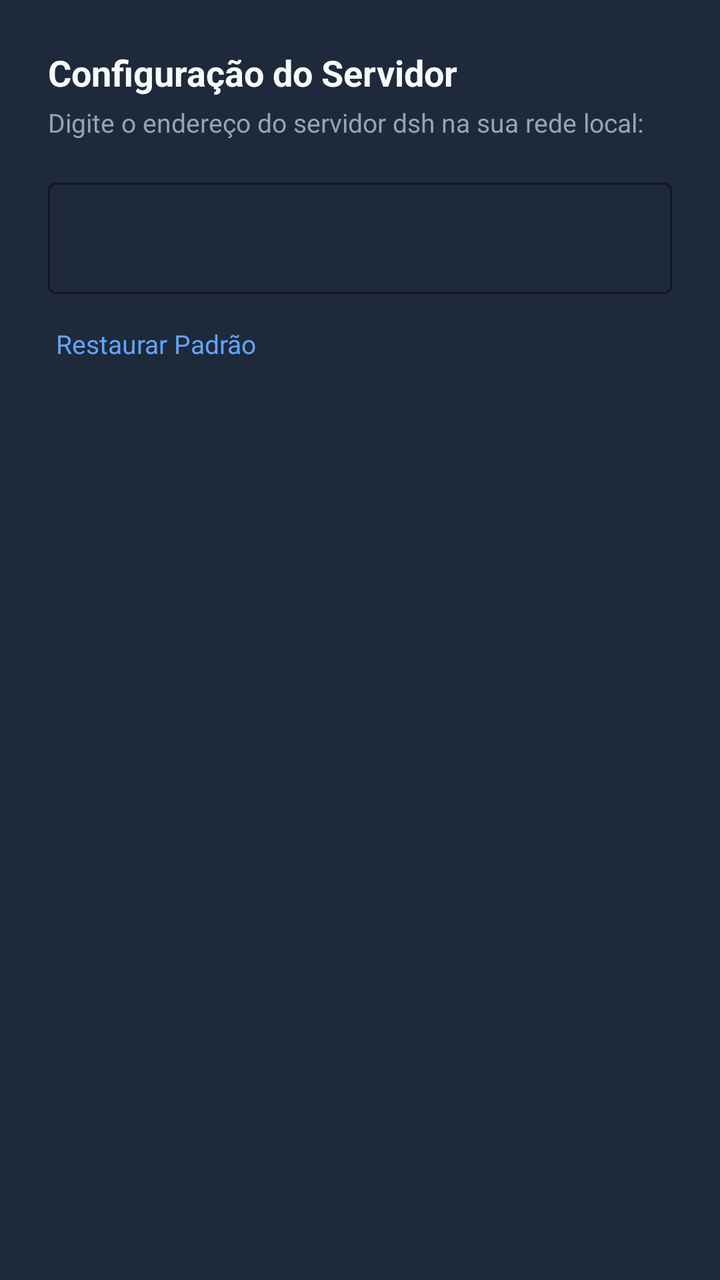
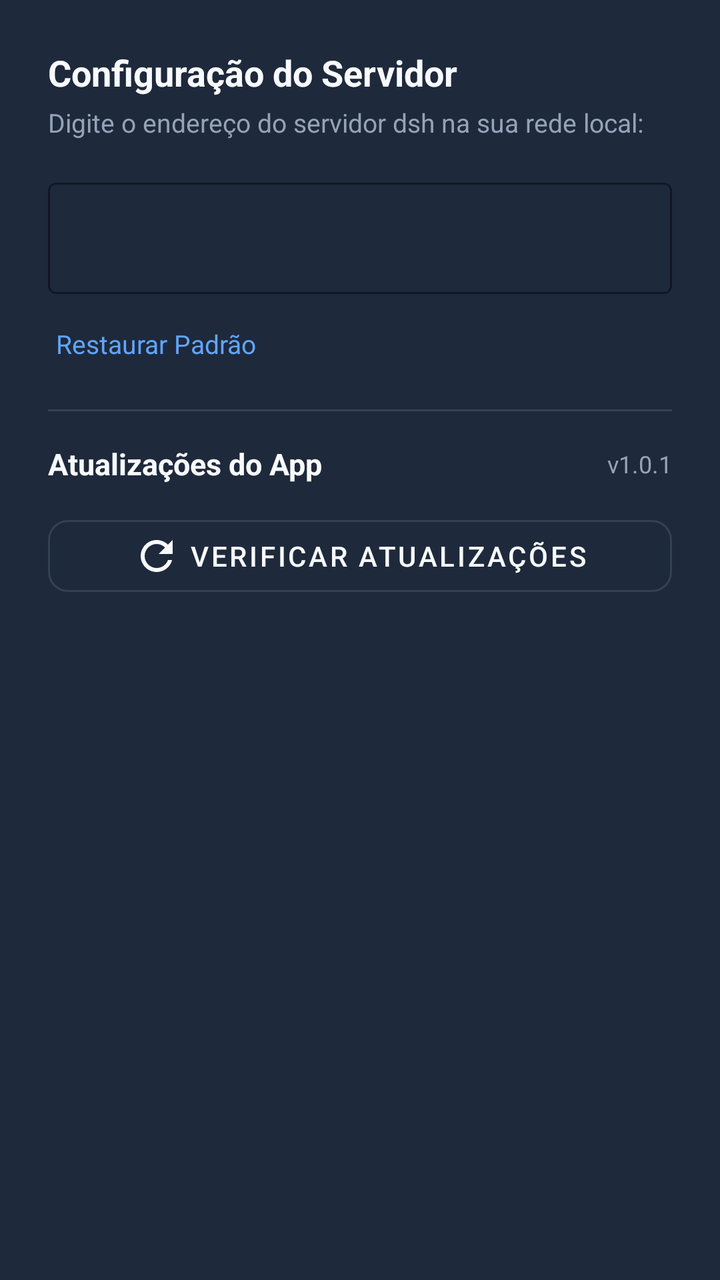

An Android layout rendered at two revisions. The XML below is the earlier revision; the diff shows what the commit changed to produce the second picture.
<!-- AndroidManifest.xml: application theme Theme.DshApp -->
<!-- res/layout/dialog_settings.xml -->
<?xml version="1.0" encoding="utf-8"?>
<LinearLayout xmlns:android="http://schemas.android.com/apk/res/android"
    xmlns:app="http://schemas.android.com/apk/res-auto"
    android:layout_width="match_parent"
    android:layout_height="wrap_content"
    android:background="@color/surface"
    android:orientation="vertical"
    android:padding="24dp">

    <TextView
        android:layout_width="wrap_content"
        android:layout_height="wrap_content"
        android:text="@string/settings_title"
        android:textColor="@color/text_primary"
        android:textSize="18sp"
        android:textStyle="bold" />

    <TextView
        android:layout_width="wrap_content"
        android:layout_height="wrap_content"
        android:layout_marginTop="4dp"
        android:text="Digite o endereço do servidor dsh na sua rede local:"
        android:textColor="@color/text_secondary"
        android:textSize="13sp" />

    <com.google.android.material.textfield.TextInputLayout
        android:id="@+id/inputLayoutUrl"
        style="@style/Widget.MaterialComponents.TextInputLayout.OutlinedBox"
        android:layout_width="match_parent"
        android:layout_height="wrap_content"
        android:layout_marginTop="16dp"
        app:boxStrokeColor="@color/primary"
        app:hintTextColor="@color/primary"
        app:placeholderText="http://192.168.0.102:3080/">

        <com.google.android.material.textfield.TextInputEditText
            android:id="@+id/editServerUrl"
            android:layout_width="match_parent"
            android:layout_height="wrap_content"
            android:inputType="textUri"
            android:singleLine="true"
            android:textColor="@color/text_primary" />
    </com.google.android.material.textfield.TextInputLayout>

    <TextView
        android:id="@+id/btnResetDefault"
        android:layout_width="wrap_content"
        android:layout_height="wrap_content"
        android:layout_marginTop="12dp"
        android:clickable="true"
        android:focusable="true"
        android:padding="4dp"
        android:text="@string/settings_reset"
        android:textColor="@color/accent"
        android:textSize="13sp" />

</LinearLayout>
<!-- resources referenced by this layout -->
<resources>
  <color name="accent">#60A5FA</color>
  <color name="primary">#3B82F6</color>
  <color name="surface">#1E293B</color>
  <color name="text_primary">#F8FAFC</color>
  <color name="text_secondary">#94A3B8</color>
  <string name="settings_reset">Restaurar Padrão</string>
  <string name="settings_title">Configuração do Servidor</string>
  <style name="Theme.DshApp" parent="Theme.MaterialComponents.DayNight.NoActionBar">
          <item name="colorPrimary">@color/primary</item>
          <item name="colorPrimaryDark">@color/primary_dark</item>
          <item name="colorAccent">@color/accent</item>
          <item name="android:windowBackground">@color/background</item>
          <item name="android:statusBarColor">@android:color/transparent</item>
          <item name="android:navigationBarColor">@android:color/transparent</item>
          <item name="android:windowLightStatusBar" tools:targetApi="m">false</item>
          <item name="android:windowLightNavigationBar" tools:targetApi="o_mr1">false</item>
          <item name="android:windowLayoutInDisplayCutoutMode" tools:targetApi="p">shortEdges</item>
      </style>
  <color name="primary_dark">#1D4ED8</color>
  <color name="background">#0F172A</color>
</resources>

<!-- the commit's change to res/layout/dialog_settings.xml (unified diff, before → after) -->
@@ -31,7 +31,7 @@
         android:layout_marginTop="16dp"
         app:boxStrokeColor="@color/primary"
         app:hintTextColor="@color/primary"
-        app:placeholderText="http://192.168.0.102:3080/">
+        app:placeholderText="http://192.168.0.113:3080/">
 
         <com.google.android.material.textfield.TextInputEditText
             android:id="@+id/editServerUrl"
@@ -54,4 +54,97 @@
         android:textColor="@color/accent"
         android:textSize="13sp" />
 
+    
+    <View
+        android:layout_width="match_parent"
+        android:layout_height="1dp"
+        android:layout_marginTop="20dp"
+        android:layout_marginBottom="16dp"
+        android:background="@color/surface_variant" />
+
+    
+    <LinearLayout
+        android:layout_width="match_parent"
+        android:layout_height="wrap_content"
+        android:gravity="center_vertical"
+        android:orientation="horizontal">
+
+        <TextView
+            android:layout_width="0dp"
+            android:layout_height="wrap_content"
+            android:layout_weight="1"
+            android:text="Atualizações do App"
+            android:textColor="@color/text_primary"
+            android:textSize="15sp"
+            android:textStyle="bold" />
+
+        <TextView
+            android:id="@+id/txtVersionInfo"
+            android:layout_width="wrap_content"
+            android:layout_height="wrap_content"
+            android:text="v1.0.1"
+            android:textColor="@color/text_secondary"
+            android:textSize="12sp" />
+    </LinearLayout>
+
+    <com.google.android.material.button.MaterialButton
+        android:id="@+id/btnCheckUpdates"
+        style="@style/Widget.MaterialComponents.Button.OutlinedButton"
+        android:layout_width="match_parent"
+        android:layout_height="wrap_content"
+        android:layout_marginTop="12dp"
+        android:text="Verificar Atualizações"
+        android:textColor="@color/text_primary"
+        app:cornerRadius="10dp"
+        app:icon="@drawable/ic_refresh"
+        app:iconGravity="textStart"
+        app:iconTint="@color/text_primary"
+        app:strokeColor="@color/surface_variant" />
+
+    
+    <LinearLayout
+        android:id="@+id/layoutUpdateProgress"
+        android:layout_width="match_parent"
+        android:layout_height="wrap_content"
+        android:layout_marginTop="12dp"
+        android:orientation="vertical"
+        android:visibility="gone">
+
+        <TextView
+            android:id="@+id/txtUpdateStatus"
+            android:layout_width="wrap_content"
+            android:layout_height="wrap_content"
+            android:text="Verificando atualizações..."
+            android:textColor="@color/text_secondary"
+            android:textSize="13sp" />
+
+        <ProgressBar
+            android:id="@+id/progressBarUpdate"
+            style="@style/Widget.AppCompat.ProgressBar.Horizontal"
+            android:layout_width="match_parent"
+            android:layout_height="8dp"
+            android:layout_marginTop="8dp"
+            android:indeterminate="true" />
+
+        <TextView
+            android:id="@+id/txtProgressDetail"
+            android:layout_width="wrap_content"
+            android:layout_height="wrap_content"
+            android:layout_marginTop="4dp"
+            android:textColor="@color/text_secondary"
+            android:textSize="11sp"
+            android:visibility="gone" />
+
+        <com.google.android.material.button.MaterialButton
+            android:id="@+id/btnActionUpdate"
+            android:layout_width="match_parent"
+            android:layout_height="wrap_content"
+            android:layout_marginTop="10dp"
+            android:text="Baixar e Instalar"
+            android:textColor="@color/text_primary"
+            android:visibility="gone"
+            app:backgroundTint="@color/primary"
+            app:cornerRadius="10dp" />
+    </LinearLayout>
+
 </LinearLayout>
<!-- resource entries referenced after the edit -->
@@ -3,8 +3,19 @@
   <color name="accent">#60A5FA</color>
   <color name="primary">#3B82F6</color>
   <color name="surface">#1E293B</color>
+  <color name="surface_variant">#334155</color>
   <color name="text_primary">#F8FAFC</color>
   <color name="text_secondary">#94A3B8</color>
+  <!-- drawable ic_refresh (drawable) -->
+  <vector xmlns:android="http://schemas.android.com/apk/res/android"
+      android:width="24dp"
+      android:height="24dp"
+      android:viewportWidth="24"
+      android:viewportHeight="24">
+      <path
+          android:fillColor="@color/text_primary"
+          android:pathData="M17.65,6.35C16.2,4.9 14.21,4 12,4c-4.42,0 -7.99,3.58 -7.99,8s3.57,8 7.99,8c3.73,0 6.84,-2.55 7.73,-6h-2.08c-0.82,2.33 -3.04,4 -5.65,4 -3.31,0 -6,-2.69 -6,-6s2.69,-6 6,-6c1.66,0 3.14,0.69 4.22,1.78L13,11h7V4l-2.35,2.35z"/>
+  </vector>
   <string name="settings_reset">Restaurar Padrão</string>
   <string name="settings_title">Configuração do Servidor</string>
   <style name="Theme.DshApp" parent="Theme.MaterialComponents.DayNight.NoActionBar">
